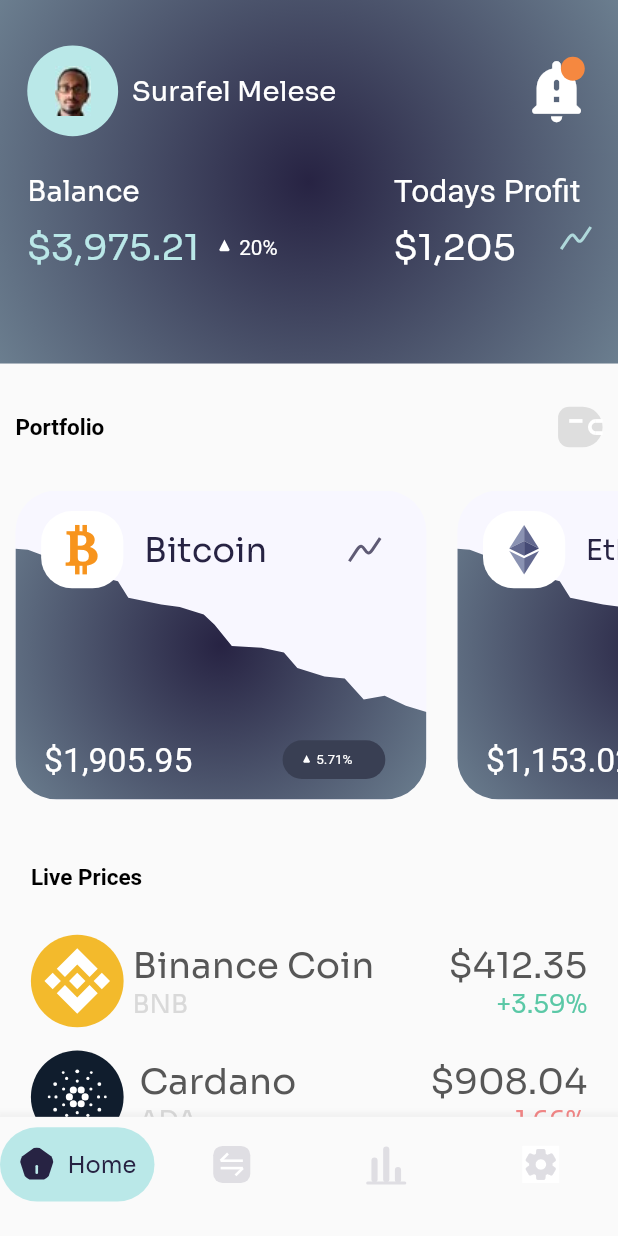
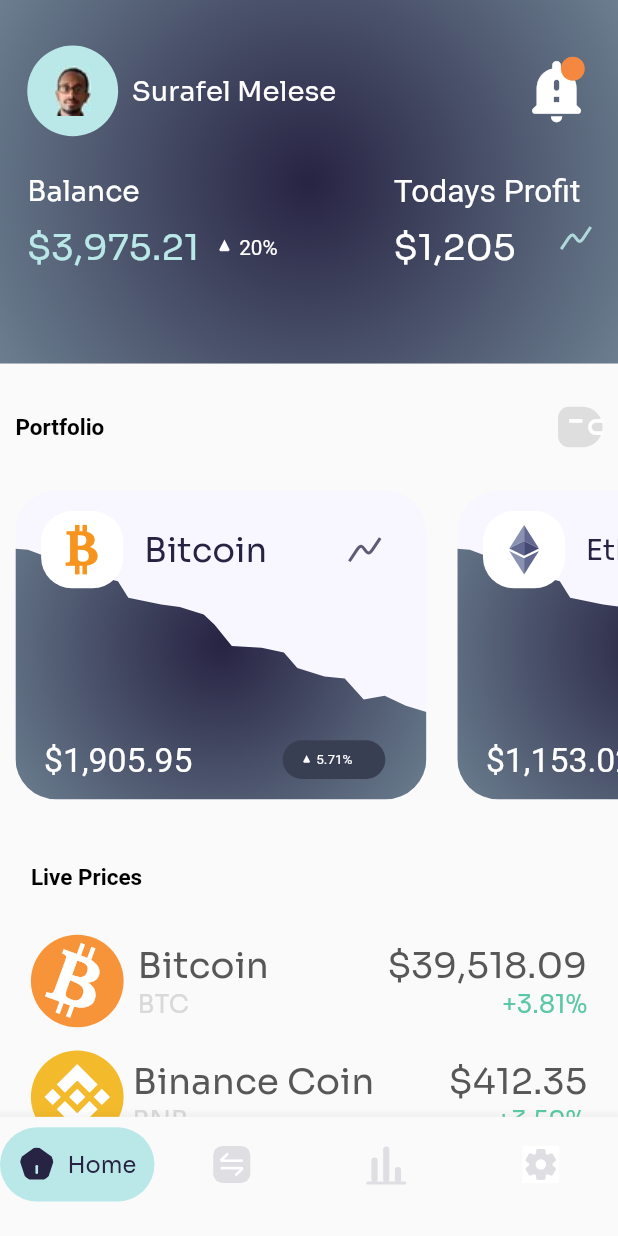
Before and after one commit to dalyathan/Kriptow, a Flutter app: the screen it shows after launch, on a phone screen of 412 x 824 dp. Run offline on Flutter 3.47's test engine with Material 2 defaults, Android fonts, the phone set to English and light mode, and no system bars; our stand-ins replace google_fonts; Roboto replaces fonts that are missing (Spartan).

```diff
--- a/lib/widgets/containers/common/live_prices/live_price_tab.dart
+++ b/lib/widgets/containers/common/live_prices/live_price_tab.dart
@@ -1,4 +1,3 @@
-import 'package:drrrible_nuha_maulana_ahsan_crypto_app/widgets/icons/supertype.dart';
 import 'package:flutter/material.dart';
 import 'package:google_fonts/google_fonts.dart';
 
@@ -17,7 +16,8 @@ class LivePriceTab extends StatelessWidget {
       required this.name,
       required this.shortName,
       required this.amountTransacted,
-      required this.percentChange})
+      required this.percentChange,
+      this.trendIcon})
       : super(key: key);
 
   @override
@@ -34,7 +34,7 @@ class LivePriceTab extends StatelessWidget {
           crossAxisAlignment: CrossAxisAlignment.start,
           children: [
             SizedBox(
-              height: height * 0.5,
+              height: trendIcon == null ? height * 0.5 : height * 0.325,
               child: FittedBox(
                 fit: BoxFit.fitHeight,
                 child: Text(
--- a/lib/widgets/containers/common/live_prices/live_prices.dart
+++ b/lib/widgets/containers/common/live_prices/live_prices.dart
@@ -1,5 +1,8 @@
-import 'package:drrrible_nuha_maulana_ahsan_crypto_app/widgets/icons/binance_coin.dart';
-import 'package:drrrible_nuha_maulana_ahsan_crypto_app/widgets/icons/etherum.dart';
+import '/widgets/icons/binance_coin.dart';
+import '/widgets/icons/decreasing_trend.dart';
+import '/widgets/icons/etherum.dart';
+import '/widgets/icons/increasing_trend.dart';
+import '/widgets/icons/rotated_bitcoin.dart';
 
 import '/widgets/containers/common/live_prices/live_price_tab.dart';
 import '/widgets/icons/cardano.dart';
@@ -7,8 +10,9 @@ import 'package:flutter/material.dart';
 import 'package:google_fonts/google_fonts.dart';
 
 class LivePrices extends StatelessWidget {
+  final bool withIcon;
   late Size size;
-  LivePrices({Key? key}) : super(key: key);
+  LivePrices({Key? key, this.withIcon = false}) : super(key: key);
 
   @override
   Widget build(BuildContext context) {
@@ -33,11 +37,24 @@ class LivePrices extends StatelessWidget {
         ),
         LivePriceTab(
           height: rowheight,
+          amountTransacted: '39,518.09',
+          icon: RotatedBitcoinIcon.withHeight(rowheight),
+          name: 'Bitcoin',
+          percentChange: '+3.81',
+          shortName: 'BTC',
+          trendIcon:
+              withIcon ? IncreasingTrendIcon(height: rowheight * 0.8) : null,
+        ),
+        space,
+        LivePriceTab(
+          height: rowheight,
           amountTransacted: '412.35',
           icon: BinanceCoinIcon.withHeight(rowheight),
           name: 'Binance Coin',
           percentChange: '+3.59',
           shortName: 'BNB',
+          trendIcon:
+              withIcon ? IncreasingTrendIcon(height: rowheight * 0.8) : null,
         ),
         space,
         LivePriceTab(
@@ -47,6 +64,8 @@ class LivePrices extends StatelessWidget {
           name: 'Cardano',
           percentChange: '-1.66',
           shortName: 'ADA',
+          trendIcon:
+              withIcon ? DecreasingTrendIcon(height: rowheight * 0.8) : null,
         ),
         space,
         LivePriceTab(
@@ -64,6 +83,8 @@ class LivePrices extends StatelessWidget {
           name: 'Etherum',
           percentChange: '-1.77',
           shortName: 'ADA',
+          trendIcon:
+              withIcon ? DecreasingTrendIcon(height: rowheight * 0.8) : null,
         ),
       ],
     );
--- a/lib/widgets/containers/market/slide_bar.dart
+++ b/lib/widgets/containers/market/slide_bar.dart
@@ -55,7 +55,6 @@ class _SlideBarState extends State<SlideBar> {
           ),
           Row(
             crossAxisAlignment: CrossAxisAlignment.stretch,
-            //mainAxisAlignment: MainAxisAlignment.spaceBetween,
             children: [
               tile("All Assets", 0),
               tile("Tradeables", 1),
--- /dev/null
+++ b/lib/widgets/icons/rotated_bitcoin.dart
@@ -0,0 +1,32 @@
+import 'dart:ui';
+
+import 'package:drrrible_nuha_maulana_ahsan_crypto_app/painters/bitcoin.dart';
+import 'package:drrrible_nuha_maulana_ahsan_crypto_app/widgets/icons/supertype.dart';
+import 'package:flutter/material.dart';
+import 'dart:math';
+
+class RotatedBitcoinIcon extends SuperTypeIcon {
+  RotatedBitcoinIcon({Key? key}) : super(key: key);
+
+  RotatedBitcoinIcon.withHeight(double height) {
+    super.height = height;
+  }
+  @override
+  Widget build(BuildContext context) {
+    return Container(
+      width: height,
+      height: height,
+      decoration: const BoxDecoration(
+          color: Color.fromRGBO(247, 148, 57, 1), shape: BoxShape.circle),
+      child: Transform.rotate(
+        angle: 1 * pi / 9,
+        child: Center(
+          child: CustomPaint(
+            size: Size.square(height * 0.8),
+            painter: BitcoinIconPainter(Colors.white),
+          ),
+        ),
+      ),
+    );
+  }
+}
```
Also changed, not shown: lib/painters/decreasing_trend.dart (+23 -1 lines), lib/painters/increasing_trend.dart (+23 -4 lines), lib/painters/tether.dart (added, +34 -0 lines), lib/screens/market.dart (+12 -0 lines), lib/util/data.dart (added, +24 -0 lines), lib/widgets/icons/tether.dart (added).
